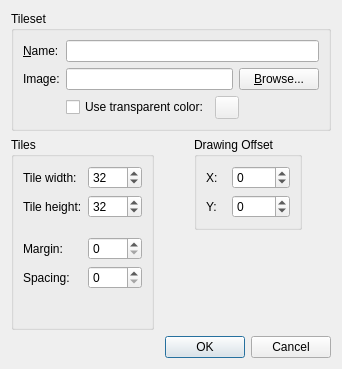
The window that src/tiled/newtilesetdialog.ui (mapeditor/tiled) describes before a commit, drawn with Qt 5.
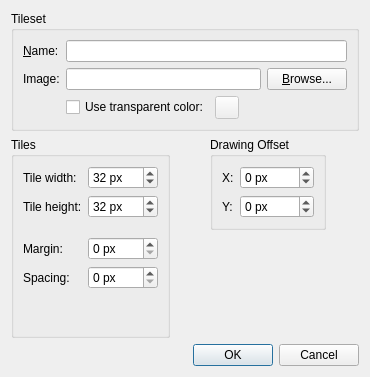
The same window after the commit. Custom widgets are drawn as their Qt base class.

Commit message:
Added units and some explanations in New Map/Tileset dialogs
* For clarity, the spin boxes now include a suffix for displaying the
  unit of the value (mostly 'px', but also 'tiles' in the New Map
  dialog).

* In the New Tileset dialog, the 'spacing', 'margin' and 'drawing
  offset' properties gained a tool tip to provide a short explanation of
  what they mean.

* In the New Map dialog, a label was added that displays the resulting
  size of the map in pixels.

Diff of the .ui file:
```diff
--- a/src/tiled/newtilesetdialog.ui
+++ b/src/tiled/newtilesetdialog.ui
@@ -6,8 +6,8 @@
    <rect>
     <x>0</x>
     <y>0</y>
-    <width>342</width>
-    <height>369</height>
+    <width>370</width>
+    <height>377</height>
    </rect>
   </property>
   <property name="windowTitle">
@@ -107,6 +107,9 @@
           <property name="enabled">
            <bool>true</bool>
           </property>
+          <property name="suffix">
+           <string extracomment="Remember starting with a space."> px</string>
+          </property>
           <property name="minimum">
            <number>1</number>
           </property>
@@ -127,6 +130,9 @@
         </item>
         <item row="1" column="1">
          <widget class="QSpinBox" name="tileHeight">
+          <property name="suffix">
+           <string> px</string>
+          </property>
           <property name="minimum">
            <number>1</number>
           </property>
@@ -163,6 +169,9 @@
         </item>
         <item row="3" column="1">
          <widget class="QSpinBox" name="margin">
+          <property name="suffix">
+           <string> px</string>
+          </property>
           <property name="minimum">
            <number>0</number>
           </property>
@@ -183,6 +192,9 @@
         </item>
         <item row="4" column="1">
          <widget class="QSpinBox" name="spacing">
+          <property name="suffix">
+           <string> px</string>
+          </property>
           <property name="minimum">
            <number>0</number>
           </property>
@@ -246,6 +258,9 @@
             <property name="enabled">
              <bool>true</bool>
             </property>
+            <property name="suffix">
+             <string> px</string>
+            </property>
             <property name="minimum">
              <number>-9999</number>
             </property>
@@ -263,6 +278,9 @@
           </item>
           <item row="1" column="1">
            <widget class="QSpinBox" name="offsetY">
+            <property name="suffix">
+             <string> px</string>
+            </property>
             <property name="minimum">
              <number>-9999</number>
             </property>
```
Left out of the diff: 35 changed lines with no effect on the pictures. The commit also changes 3 other files.
